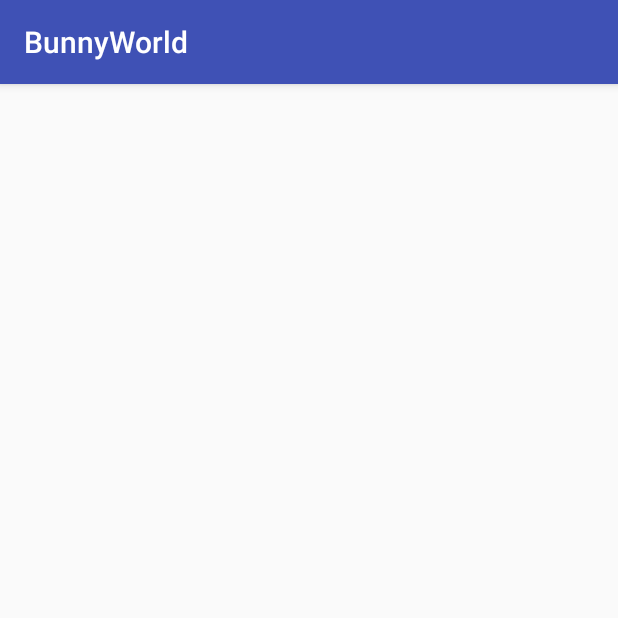
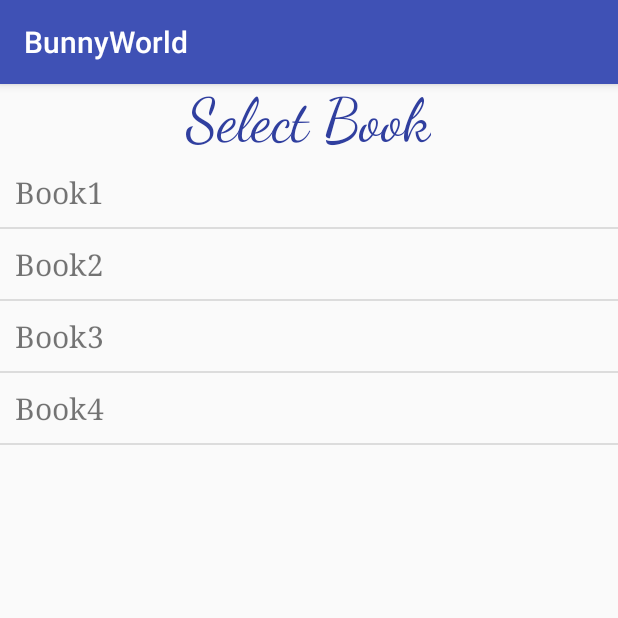
Before and after one commit to miguelag16/bunnyWorld, an Android app: the screen it shows after launch (PlayActivity before the commit, ChooseBookToPlay after it), after a tap on "PLAY GAME", on a phone screen of 412 x 824 dp, the top half of it. Run offline under Robolectric (Android 15) with nearby library versions, the phone set to English and light mode, and no system bars; network calls fail.

Commit message:
Added theme song to Main Activity

```diff
--- a/app/src/main/AndroidManifest.xml
+++ b/app/src/main/AndroidManifest.xml
@@ -20,7 +20,8 @@
         <activity android:name=".ShapeCreator" />
         <activity android:name=".ChooseOrCreateBook" />
         <activity android:name=".ScriptCreator" />
-        <activity android:name=".PlayActivity"></activity>
+        <activity android:name=".PlayActivity" />
+        <activity android:name=".ChooseBookToPlay"></activity>
     </application>
 
 </manifest>
--- /dev/null
+++ b/app/src/main/java/edu/stanford/cs108/bunnyworld/ChooseBookToPlay.java
@@ -0,0 +1,52 @@
+package edu.stanford.cs108.bunnyworld;
+
+import android.content.Intent;
+import android.support.v7.app.AppCompatActivity;
+import android.os.Bundle;
+import android.view.View;
+import android.widget.AdapterView;
+import android.widget.ArrayAdapter;
+import android.widget.ListView;
+import android.widget.Toast;
+
+import java.util.ArrayList;
+import java.util.List;
+
+public class ChooseBookToPlay extends AppCompatActivity {
+
+    private ListView books_to_play;
+    private ArrayAdapter<String> listAdapter;
+
+    @Override
+    protected void onCreate(Bundle savedInstanceState) {
+        super.onCreate(savedInstanceState);
+        setContentView(R.layout.activity_choose_book_to_play);
+
+        // Find the ListView resource
+        books_to_play = (ListView) findViewById(R.id.books_to_play);
+
+        // Create and populate a List of book names
+        List<String> bookNameList = new ArrayList<String>(MainActivity.booksMap.keySet());
+        // Create ArrayAdapter using the bookNameList
+        listAdapter = new ArrayAdapter<String>(this, R.layout.listview_template, bookNameList);
+        // Set the ArrayAdapter as the ListView's adapter
+        books_to_play.setAdapter(listAdapter);
+
+        books_to_play.setOnItemClickListener(new AdapterView.OnItemClickListener()
+        {
+            @Override
+            public void onItemClick(AdapterView<?> adapterView, View view, int i, long l) {
+                Book selected = MainActivity.booksMap.get(books_to_play.getItemAtPosition(i));
+
+                // Set as current book
+                CurBookSingleton.getInstance().setCurrentBook(selected);
+
+                // Goto ChooseOrCreatePage
+                Intent intent = new Intent(getApplicationContext(), PlayActivity.class);
+                startActivity(intent);
+            }
+        });
+
+    }
+
+}
--- a/app/src/main/java/edu/stanford/cs108/bunnyworld/ChooseOrCreateBook.java
+++ b/app/src/main/java/edu/stanford/cs108/bunnyworld/ChooseOrCreateBook.java
@@ -20,11 +20,6 @@ public class ChooseOrCreateBook extends AppCompatActivity {
 
     private ListView existing_books;
     private ArrayAdapter<String> listAdapter;
-
-    @Override
-    public void onBackPressed() {
-        super.onBackPressed();
-    }
 
     @Override
     protected void onResume() {
--- a/app/src/main/java/edu/stanford/cs108/bunnyworld/MainActivity.java
+++ b/app/src/main/java/edu/stanford/cs108/bunnyworld/MainActivity.java
@@ -1,11 +1,14 @@
 package edu.stanford.cs108.bunnyworld;
 
 import android.content.Intent;
+import android.media.MediaPlayer;
 import android.support.v7.app.AppCompatActivity;
 import android.os.Bundle;
 import android.view.View;
 import java.io.IOException;
 import java.util.LinkedHashMap;
+
+import static java.security.AccessController.getContext;
 
 public class MainActivity extends AppCompatActivity {
 
@@ -17,6 +20,9 @@ public class MainActivity extends AppCompatActivity {
     protected void onCreate(Bundle savedInstanceState) {
         super.onCreate(savedInstanceState);
         setContentView(R.layout.activity_main);
+
+        MediaPlayer mp = MediaPlayer.create(this,R.raw.theme);
+        mp.start();
 
         //Use to access files in shapeCreator
         ResSingleton rs = ResSingleton.getInstance();
@@ -58,7 +64,7 @@ public class MainActivity extends AppCompatActivity {
         CurBookSingleton b = CurBookSingleton.getInstance();
         b.setCurrentBook(testingBook);
         b.getCurrentBook().setEditorMode(false);
-        Intent intent = new Intent(this, PlayActivity.class);
+        Intent intent = new Intent(this, ChooseBookToPlay.class);
         startActivity(intent);
     }
 
--- /dev/null
+++ b/app/src/main/res/layout/activity_choose_book_to_play.xml
@@ -0,0 +1,26 @@
+<?xml version="1.0" encoding="utf-8"?>
+<LinearLayout xmlns:android="http://schemas.android.com/apk/res/android"
+    xmlns:app="http://schemas.android.com/apk/res-auto"
+    xmlns:tools="http://schemas.android.com/tools"
+    android:layout_width="match_parent"
+    android:layout_height="match_parent"
+    android:orientation="vertical"
+    tools:context="edu.stanford.cs108.bunnyworld.ChooseBookToPlay">
+
+    <TextView
+        android:layout_width="wrap_content"
+        android:layout_height="wrap_content"
+        android:textSize="40sp"
+        android:fontFamily="cursive"
+        android:textColor="@color/colorPrimaryDark"
+        android:layout_gravity="center_horizontal"
+        android:text="Select Book"/>
+
+    <ListView
+        android:layout_width="match_parent"
+        android:layout_height="0dp"
+        android:layout_weight="1"
+        android:id="@+id/books_to_play">
+    </ListView>
+
+</LinearLayout>
```
Also changed, not shown: 1 other file.
